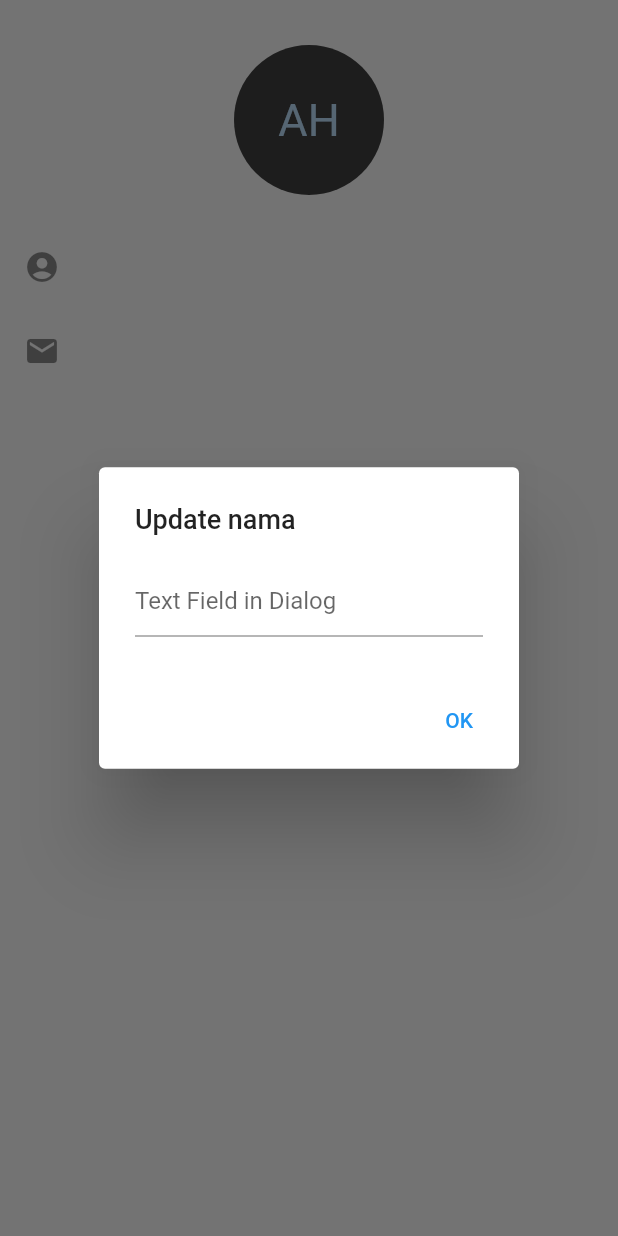
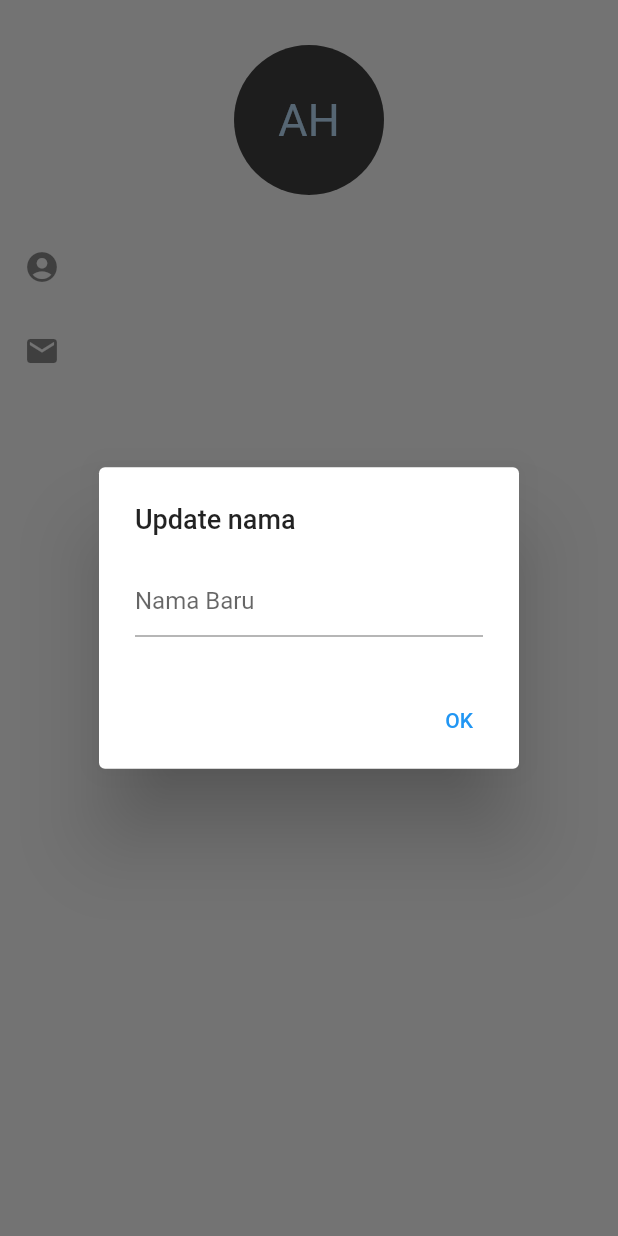
Before and after one commit to MarksonL/IPPL_KostIon, a Flutter app: the ProfileOwnerScreen widget shown alone on an empty page, opened directly, after a tap on the "account circle" icon, on a phone screen of 412 x 824 dp. Run offline on Flutter 3.47's test engine with Material 2 defaults, Android fonts, the phone set to English and light mode, and no system bars; our stand-ins replace cloud_firestore, firebase_auth, firebase_core, flutter_spinkit, image_picker, loader_overlay; accounts and stored records are empty; network calls fail.

Commit message:
Update profile_owner.dart

```diff
--- a/lib/screen/owner/home/profile_owner.dart
+++ b/lib/screen/owner/home/profile_owner.dart
@@ -27,7 +27,7 @@ class _ProfileOwnerScreenState extends State<ProfileOwnerScreen> {
             ),
             content: TextField(
               controller: _nameInput,
-              decoration: InputDecoration(hintText: "Text Field in Dialog"),
+              decoration: InputDecoration(hintText: "Nama Baru"),
             ),
             actions: <Widget>[
               TextButton(
```
